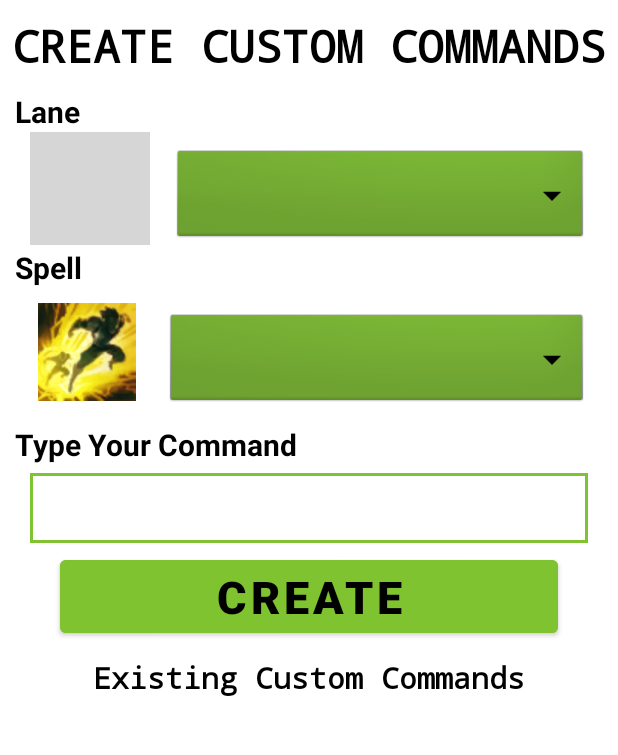
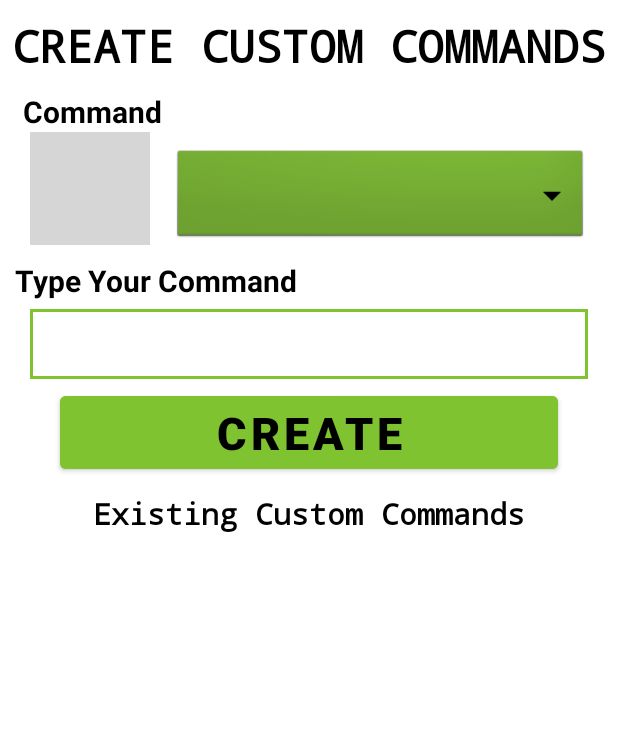
Before and after one commit to Breno-Leonardo/LOL_Timer, an Android app: the layout activity_create_custom_commands.xml on its own in the app's theme, with its tools: preview values and no code run, on a phone screen of 412 x 824 dp, the part 153-908 px from its top. Run offline under Robolectric (Android 15) with nearby library versions, the phone set to English and light mode, and no system bars; grey boxes are pictures that could not be loaded.

Commit message:
- separando a criação de comandos customizados

```diff
--- a/app/src/main/res/layout/activity_create_custom_commands.xml
+++ b/app/src/main/res/layout/activity_create_custom_commands.xml
@@ -89,10 +89,11 @@
                     android:orientation="vertical">
 
                     <TextView
+                        android:id="@+id/txtOption"
                         android:layout_width="wrap_content"
                         android:layout_height="wrap_content"
-                        android:layout_marginLeft="10dp"
-                        android:text="Lane"
+                        android:layout_marginLeft="15dp"
+                        android:text="@string/command"
                         android:textColor="@color/black"
                         android:textSize="20dp"
                         android:textStyle="bold">
@@ -107,7 +108,7 @@
                         android:orientation="horizontal">
 
                         <ImageView
-                            android:id="@+id/createCustomLane"
+                            android:id="@+id/customOption"
                             android:layout_width="80dp"
                             android:layout_height="75dp"
                             android:src="@drawable/top">
@@ -121,56 +122,6 @@
                             android:layout_marginLeft="15dp"
                             android:layout_marginTop="10dp"
 
-                            android:background="@android:drawable/btn_dropdown"
-                            android:backgroundTint="@color/greenTime"
-                            android:backgroundTintMode="multiply"
-                            android:popupBackground="@color/greenTime"
-                            android:spinnerMode="dropdown"
-                            android:textAlignment="center"
-                            android:theme="@style/spinnerTheme" />
-                    </LinearLayout>
-                </LinearLayout>
-
-                <LinearLayout
-                    android:layout_width="match_parent"
-                    android:layout_height="match_parent"
-                    android:layout_marginTop="1dp"
-                    android:orientation="vertical">
-
-                    <TextView
-                        android:layout_width="wrap_content"
-                        android:layout_height="wrap_content"
-                        android:layout_marginLeft="10dp"
-                        android:layout_marginBottom="5dp"
-                        android:text="Spell"
-                        android:textColor="@color/black"
-                        android:textSize="20dp"
-                        android:textStyle="bold">
-
-                    </TextView>
-
-                    <LinearLayout
-                        android:layout_width="match_parent"
-                        android:layout_height="75dp"
-                        android:layout_marginLeft="20dp"
-                        android:layout_marginRight="20dp"
-                        android:orientation="horizontal">
-
-                        <ImageView
-                            android:id="@+id/createCustomSpell"
-                            android:layout_width="75dp"
-                            android:layout_height="65dp"
-                            android:layout_gravity="center_vertical"
-                            android:src="@drawable/flash">
-
-                        </ImageView>
-
-                        <Spinner
-                            android:id="@+id/spinnerSpell"
-                            android:layout_width="match_parent"
-                            android:layout_height="match_parent"
-                            android:layout_marginLeft="15dp"
-                            android:layout_marginTop="10dp"
                             android:background="@android:drawable/btn_dropdown"
                             android:backgroundTint="@color/greenTime"
                             android:backgroundTintMode="multiply"
```
Also changed, not shown: app/src/main/java/com/onerb/timerlol/CreateCustomCommands.java (+114 -129 lines), app/src/main/java/com/onerb/timerlol/TimerActivity.java (+139 -116 lines).
